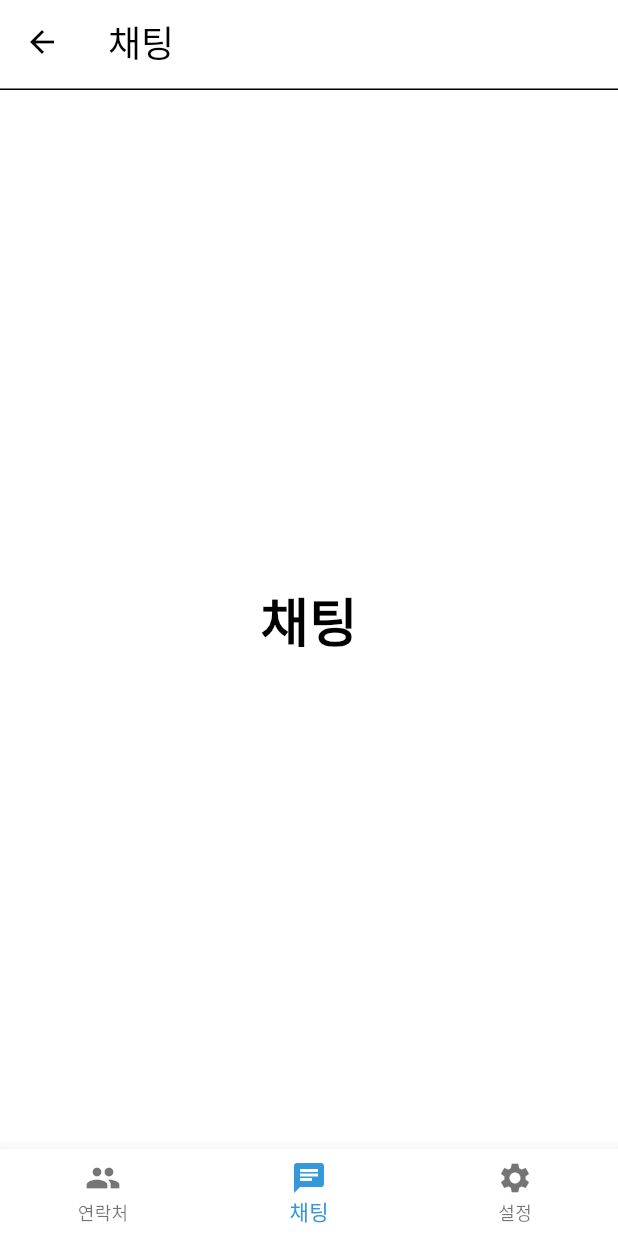
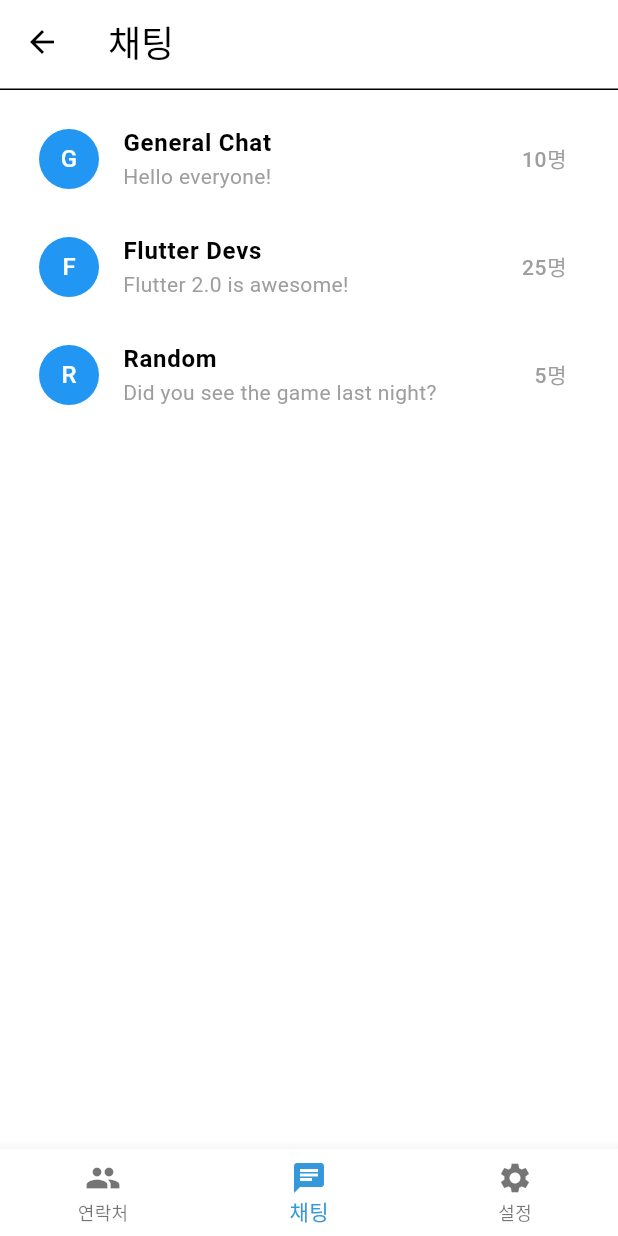
Before and after one commit to CSID-DGU/2024-02-CSC4004-3-1-FirstTeam, a Flutter app: the ChatAppMainPage screen opened by its route, item 2 of the bottom bar chosen, on a phone screen of 412 x 824 dp. Run offline on Flutter 3.47's test engine with Material 3 defaults, Android fonts, the light colour scheme and no system bars; our stand-ins replace cloud_firestore, firebase_auth, firebase_core; accounts and stored records are empty; network calls fail.

Commit message:
feat: 채팅방 목록 레이아웃 추가

```diff
--- /dev/null
+++ b/schedscope/lib/pages/chat/chat_room_list.dart
@@ -0,0 +1,68 @@
+// chat_room_list.dart
+import 'package:flutter/material.dart';
+
+class ChatRoomList extends StatelessWidget {
+  final List<Map<String, dynamic>> chatRooms = [
+    {
+      'name': 'General Chat',
+      'lastMessage': 'Hello everyone!',
+      'participants': 10
+    },
+    {
+      'name': 'Flutter Devs',
+      'lastMessage': 'Flutter 2.0 is awesome!',
+      'participants': 25
+    },
+    {
+      'name': 'Random',
+      'lastMessage': 'Did you see the game last night?',
+      'participants': 5
+    },
+  ];
+
+  ChatRoomList({super.key});
+
+  @override
+  Widget build(BuildContext context) {
+    return Container(
+      color: const Color(0xFFFFFFFF),
+      padding: const EdgeInsets.all(10),
+      child: ListView.builder(
+        itemCount: chatRooms.length,
+        itemBuilder: (context, index) {
+          final chatRoom = chatRooms[index];
+          print(
+              'Chat Room: ${chatRoom['name']}, Participants: ${chatRoom['participants']}'); // 디버깅 출력
+          return ListTile(
+            leading: CircleAvatar(
+              backgroundColor: Colors.blue,
+              child: Text(
+                chatRoom['name']![0], // 채팅방 이름 첫 글자 표시
+                style: const TextStyle(color: Colors.white),
+              ),
+            ),
+            title: Text(
+              chatRoom['name']!,
+              style: const TextStyle(
+                fontSize: 16,
+                fontWeight: FontWeight.bold,
+              ),
+            ),
+            subtitle: Text(
+              chatRoom['lastMessage']!,
+              style: const TextStyle(fontSize: 14, color: Colors.grey),
+            ),
+            trailing: Text(
+              '${chatRoom['participants'] ?? 0}명', // 참여자 수 표시
+              style: const TextStyle(fontSize: 14, color: Colors.grey),
+            ),
+            onTap: () {
+              // 채팅방 항목을 클릭했을 때 동작
+              print('Tapped on ${chatRoom['name']}');
+            },
+          );
+        },
+      ),
+    );
+  }
+}
--- a/schedscope/lib/pages/home.dart
+++ b/schedscope/lib/pages/home.dart
@@ -1,4 +1,5 @@
 import 'package:flutter/material.dart';
+import 'package:schedscope/pages/chat/chat_room_list.dart';
 import 'setting/setting_page.dart';
 
 class ChatAppMainPage extends StatefulWidget {
@@ -12,10 +13,17 @@ class _ChatAppMainPageState extends State<ChatAppMainPage> {
   int _selectedIndex = 0;
 
   // 페이지 별 위젯 연결
-  static const List<Widget> _widgetOptions = <Widget>[
-    Text('친구 목록', style: TextStyle(fontSize: 35, fontWeight: FontWeight.bold)),
-    Text('채팅', style: TextStyle(fontSize: 35, fontWeight: FontWeight.bold)),
-    Center(child: SettingPage()), // setting_page.dart와 연결
+  // static const List<Widget> _widgetOptions = <Widget>[
+  //   Text('친구 목록', style: TextStyle(fontSize: 35, fontWeight: FontWeight.bold)),
+  //   Center(child: ChatRoomList());
+  //   Center(child: SettingPage()), // setting_page.dart와 연결
+  // ];
+
+  static final List<Widget> _widgetOptions = <Widget>[
+    const Text('친구 목록',
+        style: TextStyle(fontSize: 35, fontWeight: FontWeight.bold)),
+    Center(child: ChatRoomList()),
+    const Center(child: SettingPage()), // setting_page.dart와 연결
   ];
 
   /// 상단 AppBar에 표시될 제목
```
